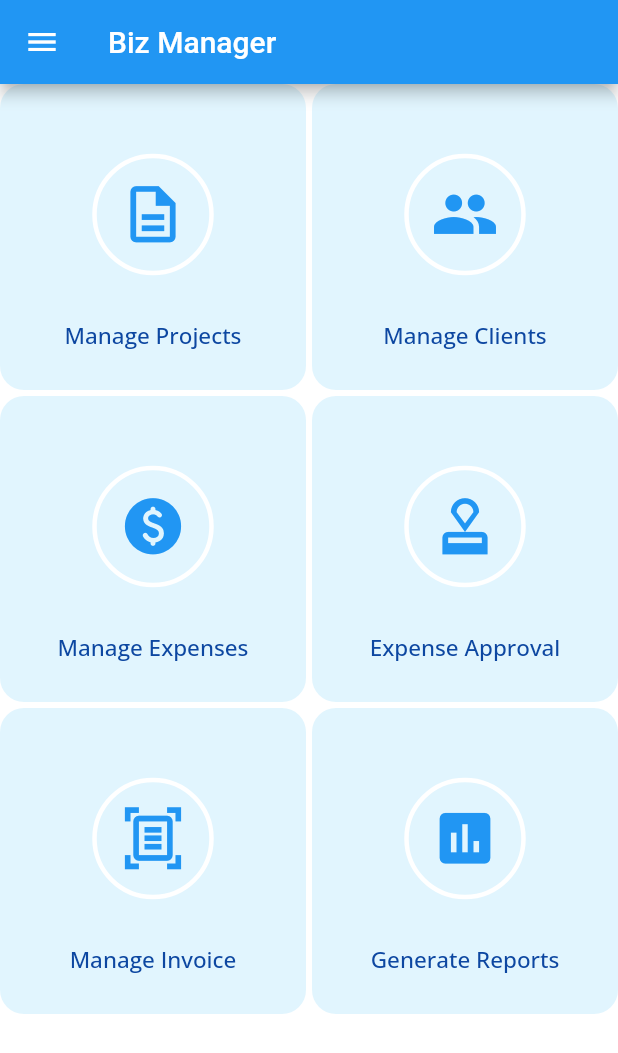
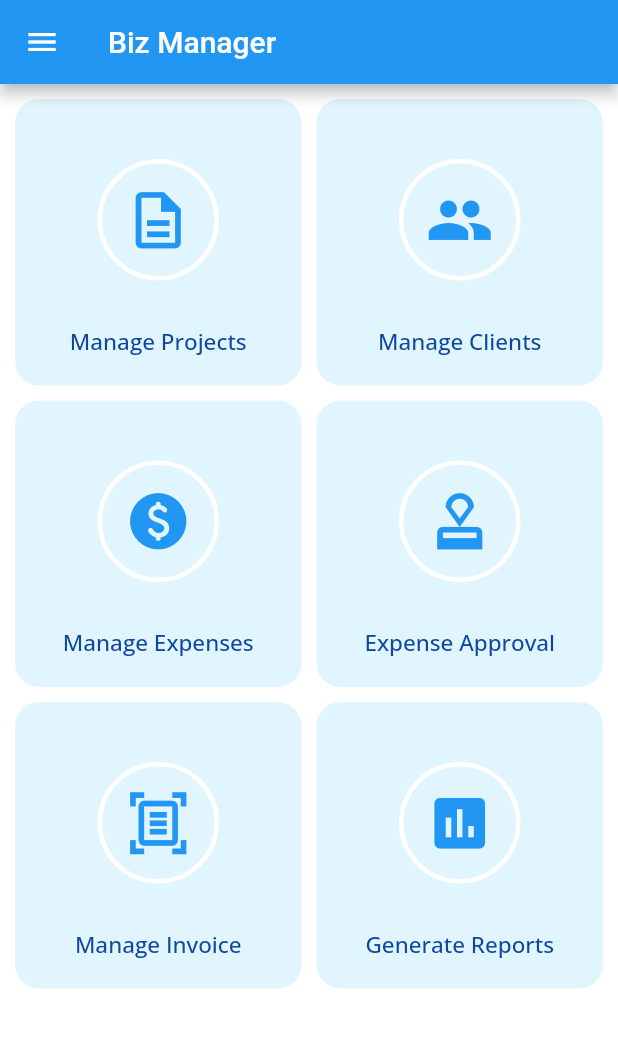
Before and after one commit to rosheends/easy_biz_manager, a Flutter app: the MobileHomeWidget screen opened directly, on a phone screen of 412 x 824 dp. Shown: the top 1053 px of the screen. Run offline on Flutter 3.47's test engine with Material 2 defaults, Android fonts, the light colour scheme and no system bars; our stand-ins replace google_fonts; missing offline and left inert: country_list_pick, dart:ffi.

Commit message:
ui modifications

```diff
--- a/lib/views/mobile/mobile_home.dart
+++ b/lib/views/mobile/mobile_home.dart
@@ -46,9 +46,10 @@ class MobileHomeWidget extends StatelessWidget {
         title: const Text(Constants.appName),
       ),
       body: GridView.count(
+          padding: const EdgeInsets.all(10),
           crossAxisCount: 2,
-          crossAxisSpacing: 4.0,
-          mainAxisSpacing: 4.0,
+          crossAxisSpacing: 10.0,
+          mainAxisSpacing: 10.0,
           children: items.map((data) {
             return GestureDetector(
               onTap: () {
```
